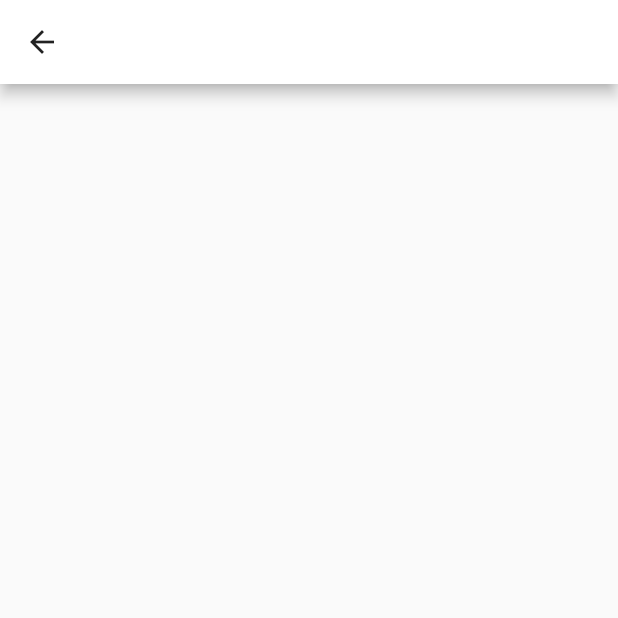
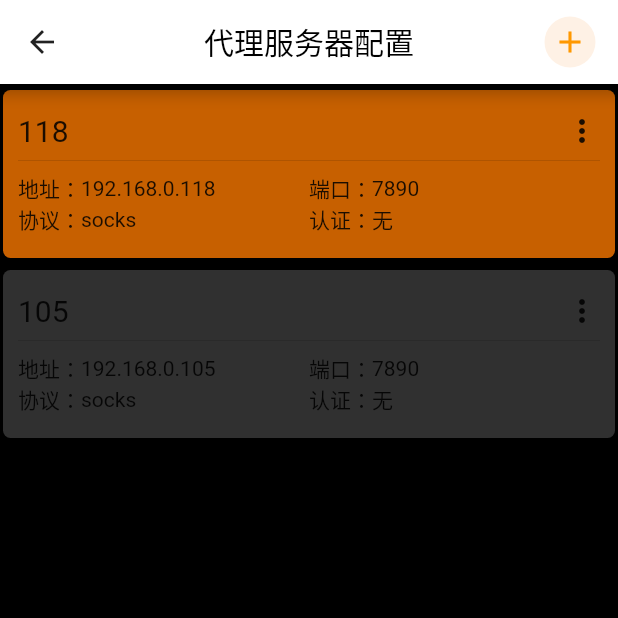
Before and after one commit to lemos1235/leaves, a Flutter app: the ProxiesPage screen opened directly, on a phone screen of 412 x 824 dp, the top half of it. Run offline on Flutter 3.47's test engine with Material 2 defaults, Android fonts, the phone set to English and light mode, and no system bars.

Commit message:
feat: 代理配置页

```diff
--- a/lib/home/home_page.dart
+++ b/lib/home/home_page.dart
@@ -35,12 +35,12 @@ class _HomePageState extends State<HomePage> {
             itemBuilder: (BuildContext context) => <PopupMenuEntry<MenuItem>>[
               const PopupMenuItem<MenuItem>(
                 value: MenuItem.proxyServers,
-                child: Text('代理服务器'),
+                child: Text('配置代理'),
               ),
-              const PopupMenuItem<MenuItem>(
-                value: MenuItem.others,
-                child: Text('其它'),
-              ),
+              // const PopupMenuItem<MenuItem>(
+              //   value: MenuItem.others,
+              //   child: Text('其它'),
+              // ),
             ],
           ),
         ],
@@ -48,7 +48,29 @@ class _HomePageState extends State<HomePage> {
       ),
       body: Align(
         alignment: Alignment(0.0, -0.15),
-        child: GestureDetector(
+        child: proxy == null ? goToProxiesSettingButton() : vpnButton(),
+      ),
+    );
+  }
+
+  Widget goToProxiesSettingButton() {
+    return GestureDetector(
+      onTap: () {
+        Navigator.of(context).push(MaterialPageRoute(builder: (context) => ProxiesPage()));
+      },
+      child: Text(
+        "配置代理",
+        style: TextStyle(
+          fontSize: 28,
+          color: Colors.grey,
+          fontWeight: FontWeight.bold,
+        ),
+      ),
+    );
+  }
+
+  Widget vpnButton() {
+    return GestureDetector(
       onTap: () {},
       child: Text(
         "立刻启动",
@@ -58,8 +80,6 @@ class _HomePageState extends State<HomePage> {
           fontWeight: FontWeight.bold,
         ),
       ),
-        ),
-      ),
     );
   }
 }
--- a/lib/main.dart
+++ b/lib/main.dart
@@ -28,10 +28,14 @@ class MyApp extends StatelessWidget {
     return MaterialApp(
       title: 'Flutter Demo',
       debugShowCheckedModeBanner: false,
-      scrollBehavior: CupertinoScrollBehavior(),
+      // scrollBehavior: CupertinoScrollBehavior(),
       darkTheme: ThemeData(
         brightness: Brightness.dark,
+        primarySwatch: Colors.orange,
         primaryColor: Color(0xFFF97800),
+        floatingActionButtonTheme: FloatingActionButtonThemeData(
+          backgroundColor: Color(0xFFF97800),
+        ),
         appBarTheme: AppBarTheme(
           backgroundColor: Color(0xFF303030),
           foregroundColor: Colors.white,
--- a/lib/model/proxy_servers.dart
+++ b/lib/model/proxy_servers.dart
@@ -7,25 +7,67 @@ import 'package:flutter/material.dart';
 import 'package:uuid/uuid.dart';
 
 class Proxy {
-  final String id = Uuid().toString();
+  final String id;
+  final String label;
+  final String protocol;
   final String host;
   final String port;
   final String? username;
   final String? password;
 
-  Proxy({required this.host, required this.port, this.username, this.password});
+  Proxy({
+    required this.id,
+    this.label = "",
+    required this.protocol,
+    required this.host,
+    required this.port,
+    this.username,
+    this.password,
+  });
+
+  String getName() {
+    if (label.isNotEmpty) {
+      return label;
+    } else {
+      var tokens = host.split(".");
+      return tokens.last;
+    }
+  }
+}
+
+class ProxyItem extends Proxy {
+  bool isCurrent;
+
+  ProxyItem(
+      {required super.id,
+      required super.protocol,
+      required super.host,
+      required super.port,
+      required this.isCurrent});
+
+  factory ProxyItem.fromProxy(bool isCurrent, Proxy proxy) {
+    return ProxyItem(
+        id: proxy.id, protocol: proxy.protocol, host: proxy.host, port: proxy.port, isCurrent: isCurrent);
+  }
 }
 
 class ProxyServers with ChangeNotifier {
-  List<Proxy> proxies = [];
+  List<Proxy> proxies = [
+    Proxy(id: "1", protocol: "socks", host: "192.168.0.118", port: "7890"),
+    Proxy(id: "2", protocol: "socks", host: "192.168.0.105", port: "7890"),
+  ];
 
-  String? currentId;
+  String? currentId = "1";
 
   void addProxy(Proxy proxy) {
     proxies.add(proxy);
     notifyListeners();
   }
 
+  List<ProxyItem> getProxyList() {
+    return proxies.map((e) => ProxyItem.fromProxy(currentId == e.id, e)).toList();
+  }
+
   Proxy? getCurrentProxy() {
     return proxies.firstWhereOrNull((element) => element.id == currentId);
   }
--- a/lib/setting/proxies_page.dart
+++ b/lib/setting/proxies_page.dart
@@ -16,11 +16,103 @@ class ProxiesPage extends StatefulWidget {
 class _ProxiesPageState extends State<ProxiesPage> {
   @override
   Widget build(BuildContext context) {
-    context.read<ProxyServers>().toString();
+    final proxyList = context.watch<ProxyServers>().getProxyList();
     return Scaffold(
-      appBar: AppBar(),
+      backgroundColor: Colors.black,
+      appBar: AppBar(
+        title: Text("代理服务器配置"),
+        centerTitle: true,
+        actions: [
+          Center(
+            child: GestureDetector(
+              onTap: () {},
+              child: Container(
+                padding: EdgeInsets.all(5),
+                decoration: BoxDecoration(
+                  color: Theme.of(context).primaryColor.withOpacity(0.1),
+                  shape: BoxShape.circle,
+                ),
+                child: Icon(
+                  Icons.add,
+                  color: Theme.of(context).colorScheme.primary,
+                ),
+              ),
+            ),
+          ),
+          SizedBox(
+            width: 15,
+          )
+        ],
+      ),
       body: ListView(
-        children: [],
+        children: proxyList.map((e) => buildProxyItem(e)).toList(),
+      ),
+    );
+  }
+
+  Widget buildProxyItem(ProxyItem proxy) {
+    return Container(
+      alignment: Alignment.centerLeft,
+      padding: EdgeInsets.symmetric(horizontal: 10, vertical: 15),
+      margin: EdgeInsets.symmetric(horizontal: 2, vertical: 4),
+      decoration: BoxDecoration(
+        color: proxy.isCurrent ? Theme.of(context).primaryColor.withOpacity(0.8) : Color(0xFF303030),
+        borderRadius: BorderRadius.circular(5),
+      ),
+      child: Column(
+        children: [
+          Row(
+            mainAxisAlignment: MainAxisAlignment.spaceBetween,
+            children: [
+              Text(
+                proxy.getName(),
+                style: TextStyle(fontSize: 20),
+              ),
+              Icon(Icons.more_vert),
+            ],
+          ),
+          Divider(),
+          Row(
+            children: [
+              Expanded(
+                child: Row(
+                  children: [
+                    Text("地址："),
+                    Text(proxy.host),
+                  ],
+                ),
+              ),
+              Expanded(
+                child: Row(
+                  children: [
+                    Text("端口："),
+                    Text(proxy.port),
+                  ],
+                ),
+              )
+            ],
+          ),
+          Row(
+            children: [
+              Expanded(
+                child: Row(
+                  children: [
+                    Text("协议："),
+                    Text(proxy.protocol),
+                  ],
+                ),
+              ),
+              Expanded(
+                child: Row(
+                  children: [
+                    Text("认证："),
+                    Text((proxy.username?.isNotEmpty ?? false) ? "有" : "无"),
+                  ],
+                ),
+              )
+            ],
+          ),
+        ],
       ),
     );
   }
```
Lines whose indentation alone changed are shown as unchanged.
